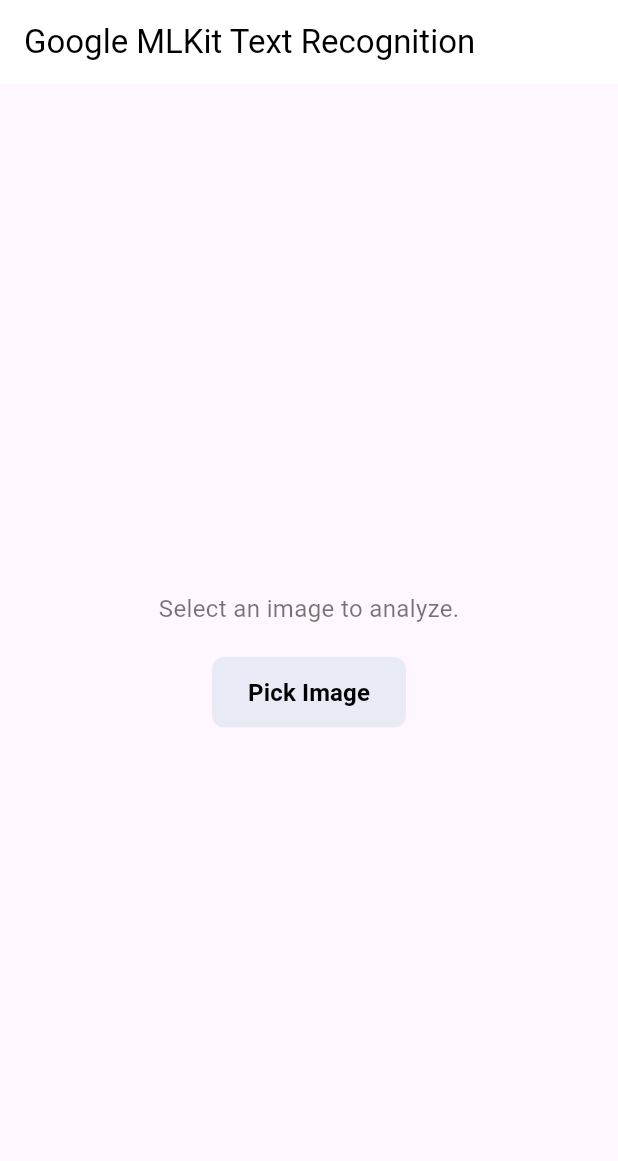
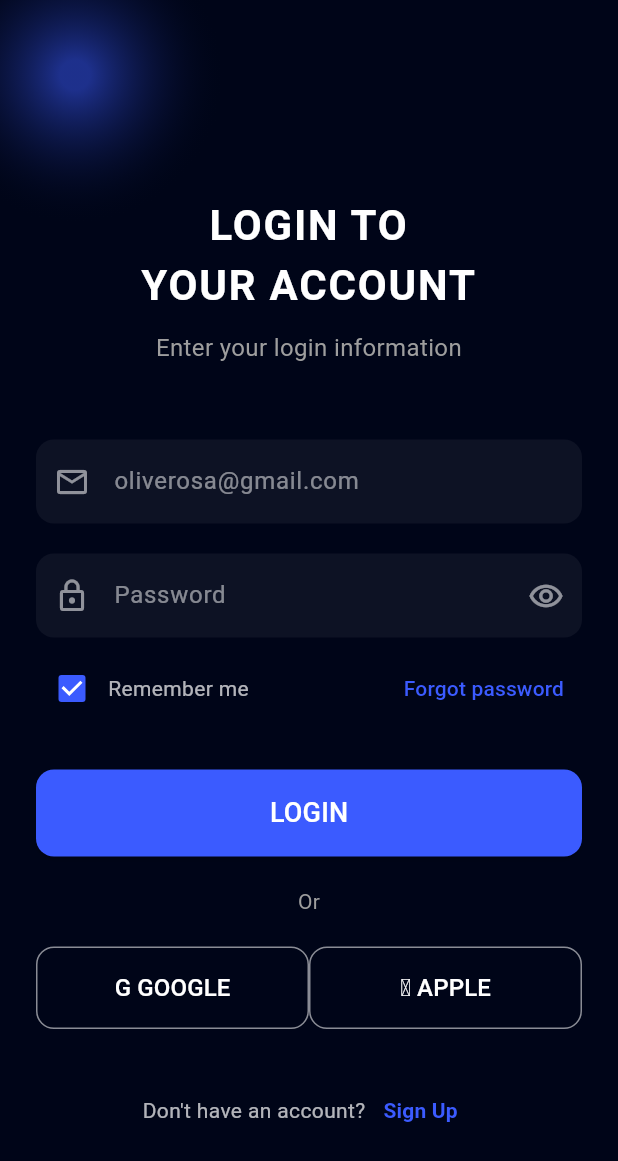
Before and after one commit to AryaGoberto/splitify, a Flutter app: the screen it shows after launch, on a phone screen of 412 x 824 dp. Shown: the top 1161 px of the screen. Run offline on Flutter 3.47's test engine with Material 3 defaults, Android fonts, the phone set to English and light mode, and no system bars; our stand-ins replace firebase_core, image_picker; missing offline and left inert: google_mlkit_text_recognition; accounts and stored records are empty.

Commit message:
feature: login screen

```diff
--- /dev/null
+++ b/lib/features/auth/presentation/pages/login_page.dart
@@ -0,0 +1,234 @@
+// File: lib/features/auth/presentation/pages/login_page.dart
+
+import 'package:flutter/material.dart';
+
+class LoginScreen extends StatelessWidget {
+  @override
+  Widget build(BuildContext context) {
+    // Warna dasar dari desain Anda
+    const Color darkBlue = Color(0xFF000518);
+    const Color primaryColor = Color(0xFF3B5BFF); // Biru Tombol Login
+
+    return Scaffold(
+      backgroundColor: darkBlue,
+      body: Stack(
+        children: <Widget>[
+          // --- 1. Latar Belakang Abstrak Kiri Atas ---
+          // Ini mereplikasi elemen geometris di kiri atas layar (seperti di Splash Screen)
+          // Untuk kesederhanaan, kita gunakan Container dengan Gradient.
+          // Untuk akurasi penuh, Anda mungkin perlu CustomPainter atau SVG.
+          Positioned(
+            top: -50,
+            left: -50,
+            child: Container(
+              width: 200,
+              height: 200,
+              decoration: BoxDecoration(
+                shape: BoxShape.circle,
+                gradient: RadialGradient(
+                  colors: [
+                    primaryColor.withOpacity(0.5),
+                    darkBlue.withOpacity(0.0),
+                  ],
+                  stops: [0.1, 1.0],
+                ),
+              ),
+            ),
+          ),
+
+          // --- 2. Konten Utama (Form Login) ---
+          SingleChildScrollView(
+            padding: const EdgeInsets.symmetric(
+              horizontal: 24.0,
+              vertical: 80.0,
+            ),
+            child: Column(
+              crossAxisAlignment: CrossAxisAlignment.stretch,
+              children: <Widget>[
+                const SizedBox(height: 50),
+
+                // Judul Utama
+                const Text(
+                  'LOGIN TO\nYOUR ACCOUNT',
+                  textAlign: TextAlign.center,
+                  style: TextStyle(
+                    color: Colors.white,
+                    fontSize: 28,
+                    fontWeight: FontWeight.bold,
+                    letterSpacing: 1.2,
+                  ),
+                ),
+                const SizedBox(height: 10),
+
+                // Sub Judul
+                const Text(
+                  'Enter your login information',
+                  textAlign: TextAlign.center,
+                  style: TextStyle(color: Colors.grey, fontSize: 16),
+                ),
+                const SizedBox(height: 50),
+
+                // --- Input Email ---
+                _buildInputField(
+                  hint: 'oliverosa@gmail.com',
+                  icon: Icons.email_outlined,
+                  isObscure: false,
+                ),
+                const SizedBox(height: 20),
+
+                // --- Input Password ---
+                _buildInputField(
+                  hint: 'Password',
+                  icon: Icons.lock_outline,
+                  isObscure: true,
+                  suffixIcon: Icons.remove_red_eye_outlined,
+                ),
+                const SizedBox(height: 10),
+
+                // Checkbox "Remember me" dan "Forgot Password"
+                Row(
+                  mainAxisAlignment: MainAxisAlignment.spaceBetween,
+                  children: [
+                    Row(
+                      children: [
+                        Checkbox(
+                          value: true,
+                          onChanged: (val) {},
+                          activeColor: primaryColor,
+                          side: const BorderSide(color: Colors.white70),
+                        ),
+                        const Text(
+                          'Remember me',
+                          style: TextStyle(color: Colors.white70),
+                        ),
+                      ],
+                    ),
+                    TextButton(
+                      onPressed: () {},
+                      child: const Text(
+                        'Forgot password',
+                        style: TextStyle(color: primaryColor),
+                      ),
+                    ),
+                  ],
+                ),
+                const SizedBox(height: 30),
+
+                // --- Tombol Login Utama ---
+                ElevatedButton(
+                  onPressed: () {
+                    // Logika Login
+                  },
+                  style: ElevatedButton.styleFrom(
+                    backgroundColor: primaryColor,
+                    padding: const EdgeInsets.symmetric(vertical: 16),
+                    shape: RoundedRectangleBorder(
+                      borderRadius: BorderRadius.circular(12),
+                    ),
+                  ),
+                  child: const Text(
+                    'LOGIN',
+                    style: TextStyle(fontSize: 18, color: Colors.white),
+                  ),
+                ),
+                const SizedBox(height: 20),
+
+                // Divider "Or"
+                const Center(
+                  child: Text('Or', style: TextStyle(color: Colors.grey)),
+                ),
+                const SizedBox(height: 20),
+
+                // --- Tombol Social Login ---
+                Row(
+                  mainAxisAlignment: MainAxisAlignment.spaceAround,
+                  children: [
+                    _buildSocialButton(
+                      'G GOOGLE',
+                      'assets/google.png',
+                    ), // Asumsi ada gambar Google
+                    _buildSocialButton(
+                      ' APPLE',
+                      'assets/apple.png',
+                    ), // Asumsi ada gambar Apple
+                  ],
+                ),
+                const SizedBox(height: 30),
+
+                // Link Sign Up
+                Row(
+                  mainAxisAlignment: MainAxisAlignment.center,
+                  children: [
+                    const Text(
+                      "Don't have an account?",
+                      style: TextStyle(color: Colors.white70),
+                    ),
+                    TextButton(
+                      onPressed: () {
+                        // Navigasi ke SignUpPage
+                      },
+                      child: const Text(
+                        'Sign Up',
+                        style: TextStyle(
+                          color: primaryColor,
+                          fontWeight: FontWeight.bold,
+                        ),
+                      ),
+                    ),
+                  ],
+                ),
+              ],
+            ),
+          ),
+        ],
+      ),
+    );
+  }
+
+  // Widget Pembantu untuk Input Field
+  Widget _buildInputField({
+    required String hint,
+    required IconData icon,
+    bool isObscure = false,
+    IconData? suffixIcon,
+  }) {
+    return TextFormField(
+      style: const TextStyle(color: Colors.white),
+      obscureText: isObscure,
+      decoration: InputDecoration(
+        filled: true,
+        fillColor: Colors.white.withOpacity(0.05), // Sedikit transparan
+        hintText: hint,
+        hintStyle: TextStyle(color: Colors.white.withOpacity(0.5)),
+        prefixIcon: Icon(icon, color: Colors.white54),
+        suffixIcon: suffixIcon != null
+            ? Icon(suffixIcon, color: Colors.white54)
+            : null,
+        border: OutlineInputBorder(
+          borderRadius: BorderRadius.circular(12),
+          borderSide: BorderSide.none,
+        ),
+      ),
+    );
+  }
+
+  // Widget Pembantu untuk Tombol Sosial
+  Widget _buildSocialButton(String text, String imagePath) {
+    return Expanded(
+      child: OutlinedButton(
+        onPressed: () {},
+        style: OutlinedButton.styleFrom(
+          padding: const EdgeInsets.symmetric(vertical: 16),
+          side: const BorderSide(color: Colors.white54),
+          shape: RoundedRectangleBorder(
+            borderRadius: BorderRadius.circular(12),
+          ),
+        ),
+        child: Text(
+          text,
+          style: const TextStyle(color: Colors.white, fontSize: 16),
+        ),
+      ),
+    );
+  }
+}
--- a/lib/main.dart
+++ b/lib/main.dart
@@ -3,6 +3,7 @@ import 'package:flutter/services.dart';
 import 'package:google_mlkit_text_recognition/google_mlkit_text_recognition.dart';
 import 'package:image_picker/image_picker.dart';
 import 'dart:io';
+import 'features/auth/presentation/pages/login_page.dart';
 
 void main() {
   WidgetsFlutterBinding.ensureInitialized();
@@ -22,7 +23,7 @@ class MyApp extends StatelessWidget {
         primarySwatch: Colors.blue,
         useMaterial3: true,
       ),
-      home: const TextRecognitionScreen(),
+      home: LoginScreen(),
       debugShowCheckedModeBanner: false, // Untuk menyembunyikan banner "Debug"
     );
   }
```
